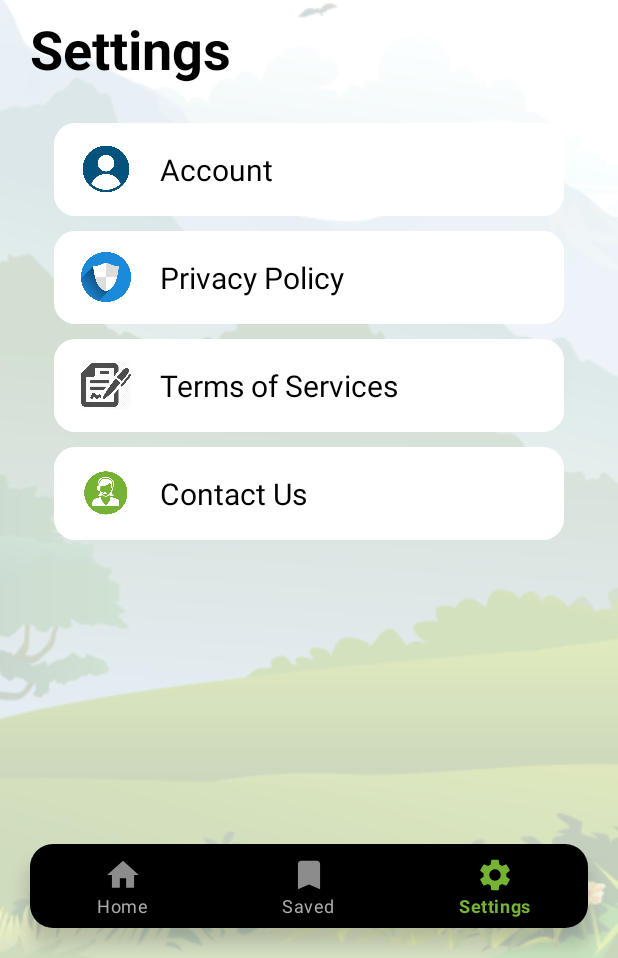
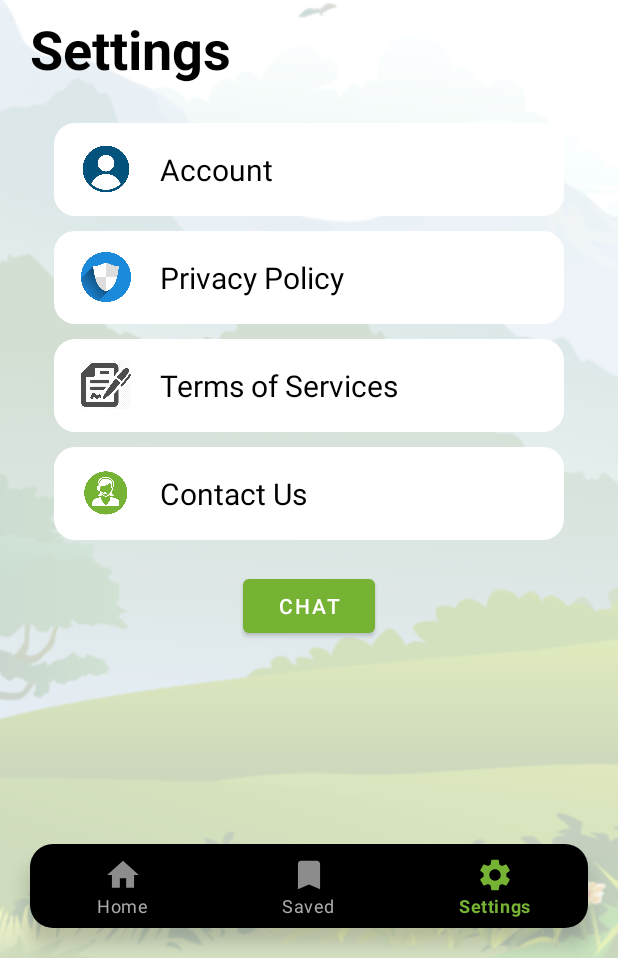
Before and after one commit to Arpitbhanderi/DangTourism, an Android app: the screen it shows after launch once a user with an empty profile is signed in (MainActivity), item 3 of the bottom bar chosen, on a phone screen of 412 x 824 dp, the part 278-1236 px from its top. Run offline under Robolectric (Android 15) with nearby library versions, the phone set to English and light mode, and no system bars; our stand-ins replace AdMob, Firebase (no records; nobody signed in at launch, a user with empty details on screens opened directly), Picasso; pictures from the network do not load; Roboto replaces fonts that are not available here; 2 statements that could not run were skipped.

Commit message:
Initial Commit

```diff
--- a/app/src/main/java/com/madeiteasy/dangtorisum/SettingsFragment.java
+++ b/app/src/main/java/com/madeiteasy/dangtorisum/SettingsFragment.java
@@ -1,5 +1,6 @@
 package com.madeiteasy.dangtorisum;
 
+import android.annotation.SuppressLint;
 import android.content.Intent;
 import android.net.Uri;
 import android.os.Bundle;
@@ -26,7 +27,7 @@ import com.google.firebase.database.DatabaseReference;
 
 
 public class SettingsFragment extends Fragment {
-    Button log_out, reset;
+    Button log_out, reset, chat_btn;
     CardView beautiful_dang_btn, exploring_dang_btn, soul_travelers_btn;
     ImageView backbtn, savebtn;
     ConstraintLayout mainlayout, accountlayout;
@@ -44,6 +45,7 @@ public class SettingsFragment extends Fragment {
     }
 
 
+    @SuppressLint("MissingInflatedId")
     @Override
     public View onCreateView(LayoutInflater inflater, ViewGroup container,
                              Bundle savedInstanceState) {
@@ -54,6 +56,7 @@ public class SettingsFragment extends Fragment {
 
         log_out = (Button) view.findViewById(R.id.Log_out);
         reset = (Button) view.findViewById(R.id.reset_password);
+chat_btn = (Button) view.findViewById(R.id.chat_btn);
 
         beautiful_dang_btn = (CardView) view.findViewById(R.id.beautiful_dang_cardView);
         exploring_dang_btn = (CardView) view.findViewById(R.id.exploring_dang_cardView);
@@ -70,6 +73,8 @@ public class SettingsFragment extends Fragment {
         terms_and_services_layer = (LinearLayout) view.findViewById(R.id.terms_and_services_layer);
         contact_us_layer = (LinearLayout) view.findViewById(R.id.contact_us_layer);
         admin_area = (LinearLayout) view.findViewById(R.id.Admin_area);
+
+
 
 
         showemail(view);
@@ -107,6 +112,13 @@ public class SettingsFragment extends Fragment {
             }
         });
 
+        chat_btn.setOnClickListener(new View.OnClickListener() {
+            @Override
+            public void onClick(View v) {
+                Intent i = new Intent(getActivity(), ChatActivity.class);
+                startActivity(i);
+            }
+        });
         reset.setOnClickListener(new View.OnClickListener() {
             @Override
             public void onClick(View view) {
--- /dev/null
+++ b/app/src/main/res/drawable/send_button.xml
@@ -0,0 +1,5 @@
+<vector android:autoMirrored="true" android:height="24dp"
+    android:tint="#000000" android:viewportHeight="24"
+    android:viewportWidth="24" android:width="24dp" xmlns:android="http://schemas.android.com/apk/res/android">
+    <path android:fillColor="@android:color/white" android:pathData="M2.01,21L23,12 2.01,3 2,10l15,2 -15,2z"/>
+</vector>
--- a/app/src/main/res/layout/fragment_home.xml
+++ b/app/src/main/res/layout/fragment_home.xml
@@ -1282,6 +1282,6 @@
         android:layout_width="wrap_content"
         android:layout_height="wrap_content"
         android:orientation="horizontal"
-        app:layout_constraintGuide_percent="0.2" />
+        app:layout_constraintGuide_begin="157dp" />
 
 </androidx.constraintlayout.widget.ConstraintLayout>
--- a/app/src/main/res/layout/fragment_settings.xml
+++ b/app/src/main/res/layout/fragment_settings.xml
@@ -259,6 +259,16 @@
 
         </LinearLayout>
 
+        <Button
+            android:id="@+id/chat_btn"
+            android:layout_width="wrap_content"
+android:layout_marginTop="20dp"
+            android:layout_height="wrap_content"
+            android:text="Chat"
+
+            app:layout_constraintEnd_toEndOf="parent"
+            app:layout_constraintStart_toStartOf="parent"
+            app:layout_constraintTop_toBottomOf="@+id/contact_us_layer" />
         <LinearLayout
             android:id="@+id/Admin_area"
             android:layout_width="340dp"
--- a/build.gradle
+++ b/build.gradle
@@ -18,8 +18,8 @@ buildscript {
 }
 
 plugins {
-    id 'com.android.application' version '7.1.2' apply false
-    id 'com.android.library' version '7.1.2' apply false
+    id 'com.android.application' version '7.4.1' apply false
+    id 'com.android.library' version '7.4.1' apply false
 }
 
 
```
Also changed, not shown: app/src/main/AndroidManifest.xml (+8 -6 lines), app/src/main/java/com/madeiteasy/dangtorisum/ChatActivity.java (added, +15 -0 lines), app/src/main/res/layout/activity_chat.xml (added, +9 -0 lines), gradle/wrapper/gradle-wrapper.properties.
